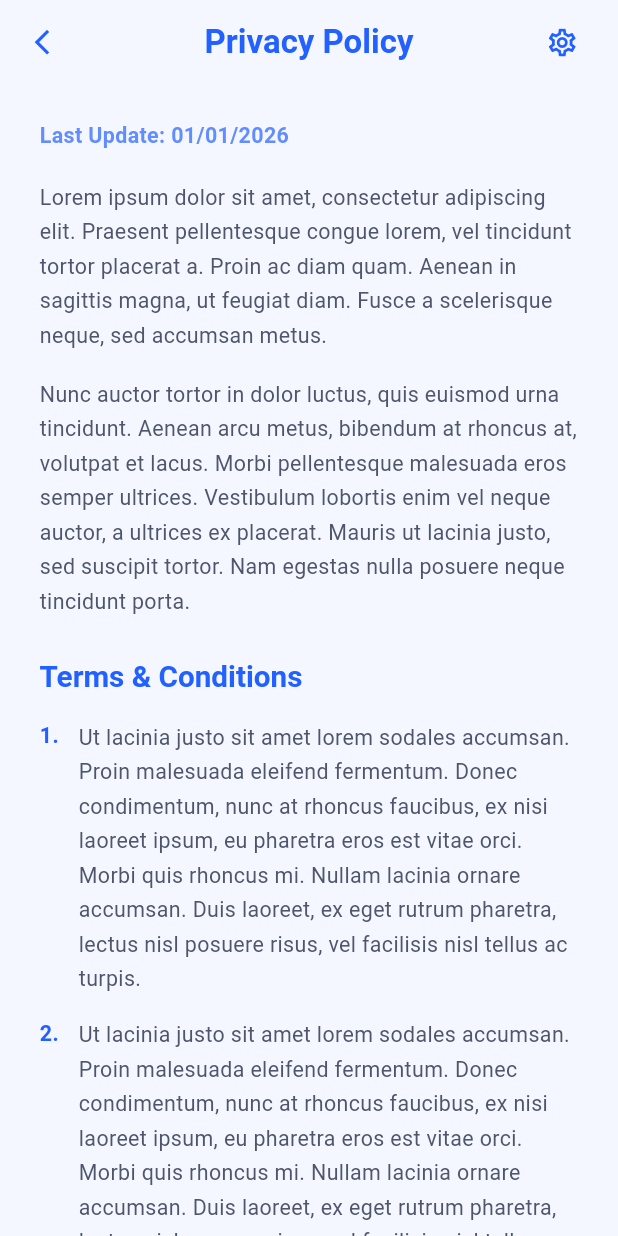
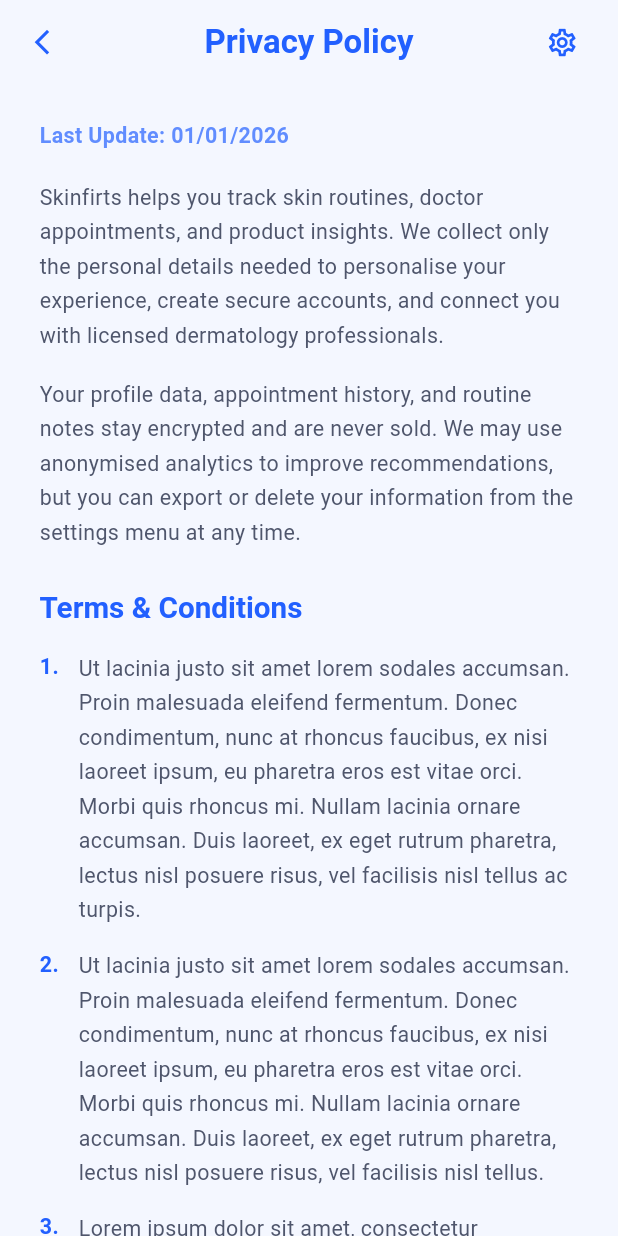
Before and after one commit to iKiks/skinfirts, a Flutter app: the PrivacyPolicyScreen screen opened directly, on a phone screen of 412 x 824 dp. Run offline on Flutter 3.47's test engine with Material 3 defaults, Android fonts, the phone set to English and light mode, and no system bars.

Commit message:
privacy screen updated

```diff
--- a/lib/features/profile/presentation/privacy_policy_screen.dart
+++ b/lib/features/profile/presentation/privacy_policy_screen.dart
@@ -6,8 +6,8 @@
   const PrivacyPolicyScreen({super.key});
 
   static const _introParagraphs = [
-    'Lorem ipsum dolor sit amet, consectetur adipiscing elit. Praesent pellentesque congue lorem, vel tincidunt tortor placerat a. Proin ac diam quam. Aenean in sagittis magna, ut feugiat diam. Fusce a scelerisque neque, sed accumsan metus.',
-    'Nunc auctor tortor in dolor luctus, quis euismod urna tincidunt. Aenean arcu metus, bibendum at rhoncus at, volutpat et lacus. Morbi pellentesque malesuada eros semper ultrices. Vestibulum lobortis enim vel neque auctor, a ultrices ex placerat. Mauris ut lacinia justo, sed suscipit tortor. Nam egestas nulla posuere neque tincidunt porta.',
+    'Skinfirts helps you track skin routines, doctor appointments, and product insights. We collect only the personal details needed to personalise your experience, create secure accounts, and connect you with licensed dermatology professionals.',
+    'Your profile data, appointment history, and routine notes stay encrypted and are never sold. We may use anonymised analytics to improve recommendations, but you can export or delete your information from the settings menu at any time.',
   ];
 
   static const _terms = [
```
